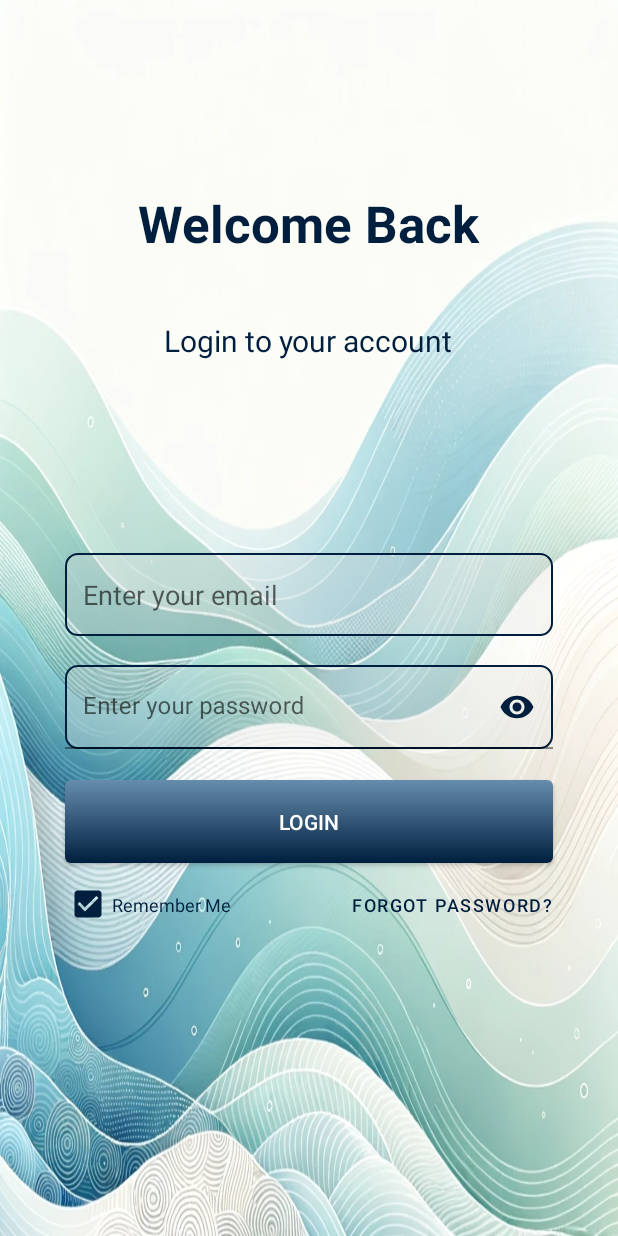
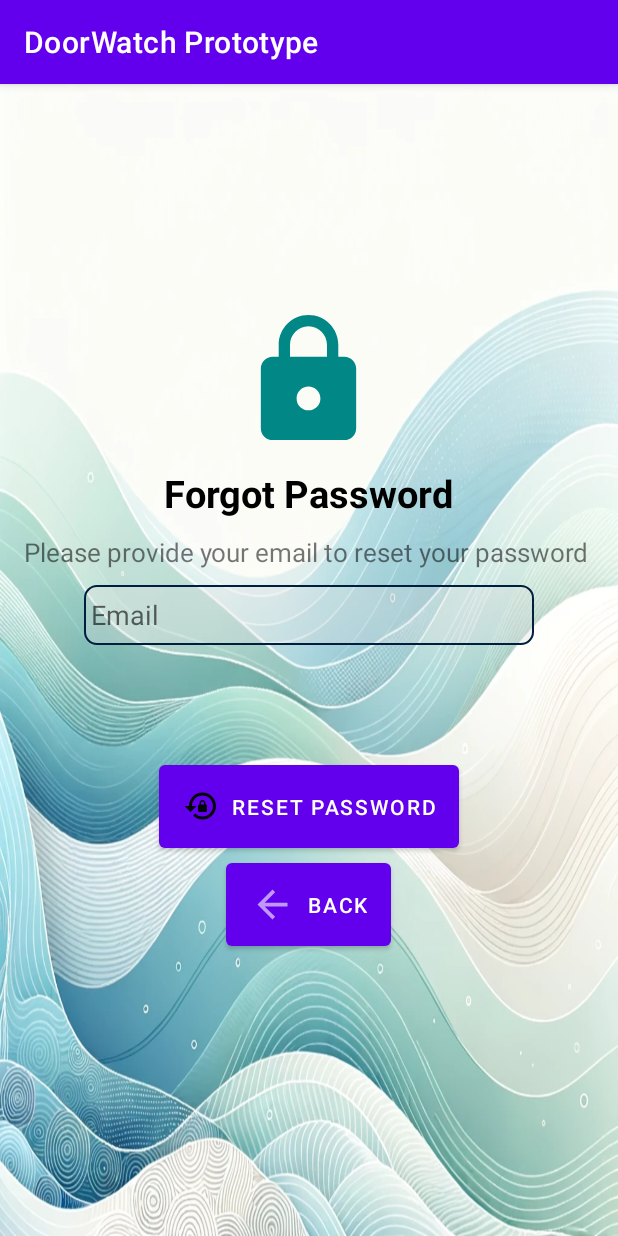
Before and after one commit to Rihazul/COEN-ELEC-390-PROJECT, an Android app: the SignInActivity screen opened directly, with no data from a screen before it, after a tap on "FORGOT PASSWORD?", on a phone screen of 412 x 824 dp. Run offline under Robolectric (Android 15) with nearby library versions, the phone set to English and light mode, and no system bars; our stand-ins replace Firebase (no records; nobody signed in at launch, a user with empty details on screens opened directly); 1 other tap on this screen came first.

Commit message:
Forget password

```diff
--- a/Prototype/app/src/main/AndroidManifest.xml
+++ b/Prototype/app/src/main/AndroidManifest.xml
@@ -14,9 +14,7 @@
         android:supportsRtl="true"
         android:theme="@style/Theme.Prototype"
         tools:targetApi="31">
-        <activity
-            android:name=".Navigation_drawer"
-            android:exported="false" />
+
         <activity
             android:name=".StartActivity"
             android:exported="true">
@@ -26,6 +24,8 @@
                 <category android:name="android.intent.category.LAUNCHER" />
             </intent-filter>
         </activity>
+        <activity android:name=".ForgetPassword" />
+        <activity android:name=".Navigation_drawer" />
         <activity android:name=".CameraFootageActivity" />
         <activity android:name=".CameraFootageDetailsActivity" />
         <activity android:name=".ConnectDeviceActivity" />
--- /dev/null
+++ b/Prototype/app/src/main/java/com/example/prototype/ForgetPassword.java
@@ -0,0 +1,76 @@
+package com.example.prototype;
+
+import androidx.annotation.NonNull;
+import androidx.appcompat.app.AppCompatActivity;
+
+import android.content.Intent;
+import android.os.Bundle;
+import android.text.TextUtils;
+import android.view.View;
+import android.widget.Button;
+import android.widget.EditText;
+import android.widget.Toast;
+
+import com.google.android.gms.tasks.OnFailureListener;
+import com.google.android.gms.tasks.OnSuccessListener;
+import com.google.firebase.auth.FirebaseAuth;
+
+public class ForgetPassword extends AppCompatActivity {
+
+    private EditText editText1;
+    private Button button_reset;
+    private Button button_back;
+    FirebaseAuth mAuth;
+    private String Email;
+    @Override
+    protected void onCreate(Bundle savedInstanceState) {
+        super.onCreate(savedInstanceState);
+        setContentView(R.layout.activity_forget_password);
+
+        editText1=findViewById(R.id.reset_email);
+        button_reset=findViewById(R.id.reset_password);
+        button_back=findViewById(R.id.go_back);
+
+        mAuth=FirebaseAuth.getInstance();
+
+        button_reset.setOnClickListener(new View.OnClickListener() {
+            @Override
+            public void onClick(View v) {
+                 Email=editText1.getText().toString().trim();
+                if(!TextUtils.isEmpty(Email))
+                {
+                    ResetPassword();
+                }
+                else {
+                    editText1.setError("Email field can't be empty");
+                }
+            }
+        });
+
+        button_back.setOnClickListener(new View.OnClickListener() {
+            @Override
+            public void onClick(View v) {
+                onBackPressed();
+            }
+        });
+
+    }
+
+    private void ResetPassword() {
+        mAuth.sendPasswordResetEmail(Email).addOnSuccessListener(new OnSuccessListener<Void>() {
+            @Override
+            public void onSuccess(Void unused) {
+                Toast.makeText(ForgetPassword.this,"Reset Password link has been sent to your Email registered",Toast.LENGTH_SHORT).show();
+                Intent intent=new Intent(ForgetPassword.this,SignInActivity.class);
+                 startActivity(intent);
+                 finish();
+            }
+        })
+                .addOnFailureListener(new OnFailureListener() {
+                    @Override
+                    public void onFailure(@NonNull Exception e) {
+                        Toast.makeText(ForgetPassword.this,"Error :-"+ e.getMessage(),Toast.LENGTH_SHORT).show();
+                    }
+                });
+    }
+}
--- a/Prototype/app/src/main/java/com/example/prototype/SignInActivity.java
+++ b/Prototype/app/src/main/java/com/example/prototype/SignInActivity.java
@@ -71,7 +71,7 @@ public class SignInActivity extends AppCompatActivity {
         forgotPasswordButton.setOnClickListener(new View.OnClickListener() {
             @Override
             public void onClick(View view) {
-                //TODO add a forgot password option
+                setForgotPasswordActivity();
             }
         });
     }
@@ -127,4 +127,10 @@ public class SignInActivity extends AppCompatActivity {
         startActivity(intent);
         finish();
     }
+
+    private void setForgotPasswordActivity(){
+        Intent intent= new Intent(getApplicationContext(),ForgetPassword.class);
+        startActivity(intent);
+        finish();
+    }
 }
--- /dev/null
+++ b/Prototype/app/src/main/res/drawable/baseline_lock_24.xml
@@ -0,0 +1,5 @@
+<vector android:height="24dp" android:tint="#018786"
+    android:viewportHeight="24" android:viewportWidth="24"
+    android:width="24dp" xmlns:android="http://schemas.android.com/apk/res/android">
+    <path android:fillColor="@android:color/white" android:pathData="M18,8h-1L17,6c0,-2.76 -2.24,-5 -5,-5S7,3.24 7,6v2L6,8c-1.1,0 -2,0.9 -2,2v10c0,1.1 0.9,2 2,2h12c1.1,0 2,-0.9 2,-2L20,10c0,-1.1 -0.9,-2 -2,-2zM12,17c-1.1,0 -2,-0.9 -2,-2s0.9,-2 2,-2 2,0.9 2,2 -0.9,2 -2,2zM15.1,8L8.9,8L8.9,6c0,-1.71 1.39,-3.1 3.1,-3.1 1.71,0 3.1,1.39 3.1,3.1v2z"/>
+</vector>
--- /dev/null
+++ b/Prototype/app/src/main/res/drawable/baseline_lock_reset_24.xml
@@ -0,0 +1,5 @@
+<vector android:height="24dp" android:tint="#040609"
+    android:viewportHeight="24" android:viewportWidth="24"
+    android:width="24dp" xmlns:android="http://schemas.android.com/apk/res/android">
+    <path android:fillColor="@android:color/white" android:pathData="M13,3c-4.97,0 -9,4.03 -9,9H1l4,4l4,-4H6c0,-3.86 3.14,-7 7,-7s7,3.14 7,7s-3.14,7 -7,7c-1.9,0 -3.62,-0.76 -4.88,-1.99L6.7,18.42C8.32,20.01 10.55,21 13,21c4.97,0 9,-4.03 9,-9S17.97,3 13,3zM15,11v-1c0,-1.1 -0.9,-2 -2,-2s-2,0.9 -2,2v1c-0.55,0 -1,0.45 -1,1v3c0,0.55 0.45,1 1,1h4c0.55,0 1,-0.45 1,-1v-3C16,11.45 15.55,11 15,11zM14,11h-2v-1c0,-0.55 0.45,-1 1,-1s1,0.45 1,1V11z"/>
+</vector>
--- /dev/null
+++ b/Prototype/app/src/main/res/layout/activity_forget_password.xml
@@ -0,0 +1,70 @@
+<?xml version="1.0" encoding="utf-8"?>
+<LinearLayout
+    xmlns:android="http://schemas.android.com/apk/res/android"
+    xmlns:app="http://schemas.android.com/apk/res-auto"
+    xmlns:tools="http://schemas.android.com/tools"
+    android:layout_width="match_parent"
+    android:layout_height="match_parent"
+    android:orientation="vertical"
+    android:background="@drawable/sign_in_activity_background"
+    tools:context=".ForgetPassword">
+
+    <ImageView
+        android:layout_width="95dp"
+        android:layout_height="95dp"
+        android:layout_gravity="center"
+        android:layout_marginTop="150dp"
+        android:src="@drawable/baseline_lock_24"/>
+
+    <TextView
+        android:layout_width="wrap_content"
+        android:layout_height="wrap_content"
+        android:layout_gravity="center"
+        android:layout_marginTop="10dp"
+        android:text="Forgot Password"
+        android:textStyle="bold"
+        android:textColor="@color/black"
+        android:textSize="25dp"/>
+
+    <TextView
+        android:layout_marginTop="10dp"
+        android:layout_width="match_parent"
+        android:layout_height="wrap_content"
+        android:textSize="17dp"
+        android:textAlignment="center"
+        android:text="Please provide your email to reset your password "/>
+
+    <EditText
+        android:id="@+id/reset_email"
+        android:layout_marginTop="10dp"
+        android:layout_width="300dp"
+        android:layout_height="40dp"
+        android:layout_gravity="center"
+        android:hint=" Email"
+        android:inputType="textEmailAddress"
+        android:background="@drawable/edittext_background"/>
+
+    <Button
+        android:id="@+id/reset_password"
+        android:layout_width="wrap_content"
+        android:layout_height="55dp"
+        android:layout_marginTop="80dp"
+        android:layout_gravity="center"
+        android:background="@drawable/button_gradient"
+        android:text="Reset Password"
+        android:drawableLeft="@drawable/baseline_lock_reset_24"
+        android:textColor="@color/white"/>
+
+    <Button
+        android:id="@+id/go_back"
+        android:layout_width="wrap_content"
+        android:layout_height="55dp"
+        android:layout_marginTop="10dp"
+        android:layout_gravity="center"
+        android:background="@drawable/button_gradient"
+        android:text="Back"
+        android:drawableLeft="@drawable/ic_back_arrow"
+        android:textColor="@color/white"/>
+
+
+</LinearLayout>
```
